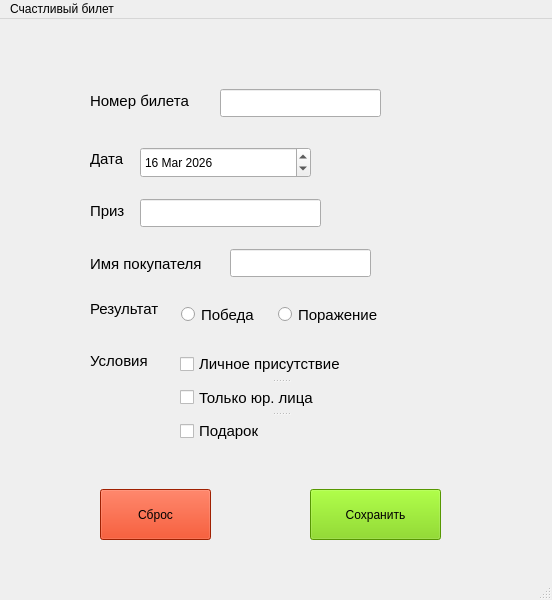
First picture: the form in L4/mainwindow.ui, repository MothlyJar/StudentLabs, before the edit.
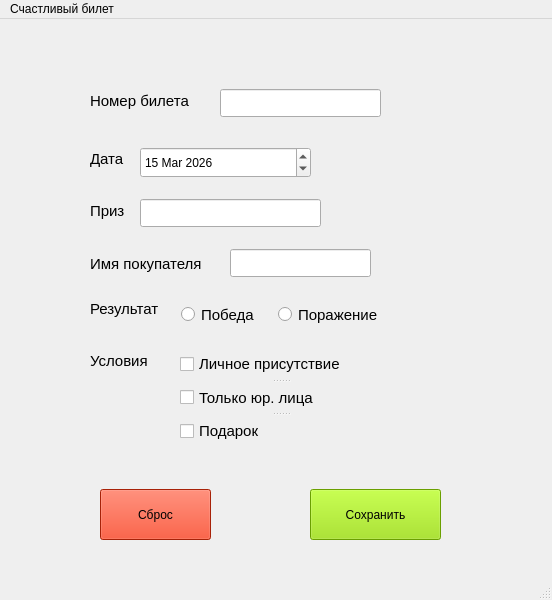
Second picture: the form after the edit.

What changed in the file:
```diff
--- a/L4/mainwindow.ui
+++ b/L4/mainwindow.ui
@@ -68,9 +68,9 @@
        <colorrole role="Button">
         <brush brushstyle="SolidPattern">
          <color alpha="255">
-          <red>222</red>
-          <green>46</green>
-          <blue>3</blue>
+          <red>234</red>
+          <green>48</green>
+          <blue>11</blue>
          </color>
         </brush>
        </colorrole>
@@ -140,18 +140,18 @@
        <colorrole role="Base">
         <brush brushstyle="SolidPattern">
          <color alpha="255">
-          <red>255</red>
-          <green>255</green>
-          <blue>255</blue>
+          <red>234</red>
+          <green>48</green>
+          <blue>11</blue>
          </color>
         </brush>
        </colorrole>
        <colorrole role="Window">
         <brush brushstyle="SolidPattern">
          <color alpha="255">
-          <red>222</red>
-          <green>46</green>
-          <blue>3</blue>
+          <red>234</red>
+          <green>48</green>
+          <blue>11</blue>
          </color>
         </brush>
        </colorrole>
@@ -164,6 +164,15 @@
          </color>
         </brush>
        </colorrole>
+       <colorrole role="Highlight">
+        <brush brushstyle="SolidPattern">
+         <color alpha="255">
+          <red>255</red>
+          <green>255</green>
+          <blue>255</blue>
+         </color>
+        </brush>
+       </colorrole>
        <colorrole role="AlternateBase">
         <brush brushstyle="SolidPattern">
          <color alpha="255">
@@ -223,9 +232,9 @@
        <colorrole role="Button">
         <brush brushstyle="SolidPattern">
          <color alpha="255">
-          <red>222</red>
-          <green>46</green>
-          <blue>3</blue>
+          <red>234</red>
+          <green>48</green>
+          <blue>11</blue>
          </color>
         </brush>
        </colorrole>
@@ -295,18 +304,18 @@
        <colorrole role="Base">
         <brush brushstyle="SolidPattern">
          <color alpha="255">
-          <red>255</red>
-          <green>255</green>
-          <blue>255</blue>
+          <red>234</red>
+          <green>48</green>
+          <blue>11</blue>
          </color>
         </brush>
        </colorrole>
        <colorrole role="Window">
         <brush brushstyle="SolidPattern">
          <color alpha="255">
-          <red>222</red>
-          <green>46</green>
-          <blue>3</blue>
+          <red>234</red>
+          <green>48</green>
+          <blue>11</blue>
          </color>
         </brush>
        </colorrole>
@@ -319,6 +328,15 @@
          </color>
         </brush>
        </colorrole>
+       <colorrole role="Highlight">
+        <brush brushstyle="SolidPattern">
+         <color alpha="255">
+          <red>255</red>
+          <green>255</green>
+          <blue>255</blue>
+         </color>
+        </brush>
+       </colorrole>
        <colorrole role="AlternateBase">
         <brush brushstyle="SolidPattern">
          <color alpha="255">
@@ -378,9 +396,9 @@
        <colorrole role="Button">
         <brush brushstyle="SolidPattern">
          <color alpha="255">
-          <red>222</red>
-          <green>46</green>
-          <blue>3</blue>
+          <red>234</red>
+          <green>48</green>
+          <blue>11</blue>
          </color>
         </brush>
        </colorrole>
@@ -450,18 +468,18 @@
        <colorrole role="Base">
         <brush brushstyle="SolidPattern">
          <color alpha="255">
-          <red>222</red>
-          <green>46</green>
-          <blue>3</blue>
+          <red>234</red>
+          <green>48</green>
+          <blue>11</blue>
          </color>
         </brush>
        </colorrole>
        <colorrole role="Window">
         <brush brushstyle="SolidPattern">
          <color alpha="255">
-          <red>222</red>
-          <green>46</green>
-          <blue>3</blue>
+          <red>234</red>
+          <green>48</green>
+          <blue>11</blue>
          </color>
         </brush>
        </colorrole>
@@ -474,6 +492,15 @@
          </color>
         </brush>
        </colorrole>
+       <colorrole role="Highlight">
+        <brush brushstyle="SolidPattern">
+         <color alpha="255">
+          <red>255</red>
+          <green>255</green>
+          <blue>255</blue>
+         </color>
+        </brush>
+       </colorrole>
        <colorrole role="AlternateBase">
         <brush brushstyle="SolidPattern">
          <color alpha="255">
@@ -522,6 +549,9 @@
       </disabled>
      </palette>
     </property>
+    <property name="styleSheet">
+     <string notr="true">background-color:rgb(234, 48, 11);</string>
+    </property>
     <property name="text">
      <string>Сброс</string>
     </property>
@@ -550,9 +580,9 @@
        <colorrole role="Button">
         <brush brushstyle="SolidPattern">
          <color alpha="255">
-          <red>120</red>
-          <green>211</green>
-          <blue>1</blue>
+          <red>149</red>
+          <green>223</green>
+          <blue>0</blue>
          </color>
         </brush>
        </colorrole>
@@ -577,9 +607,9 @@
        <colorrole role="Dark">
         <brush brushstyle="SolidPattern">
          <color alpha="255">
-          <red>60</red>
-          <green>105</green>
-          <blue>1</blue>
+          <red>34</red>
+          <green>85</green>
+          <blue>2</blue>
          </color>
         </brush>
        </colorrole>
@@ -622,18 +652,18 @@
        <colorrole role="Base">
         <brush brushstyle="SolidPattern">
          <color alpha="255">
-          <red>255</red>
-          <green>255</green>
-          <blue>255</blue>
+          <red>149</red>
+          <green>223</green>
+          <blue>0</blue>
          </color>
         </brush>
        </colorrole>
        <colorrole role="Window">
         <brush brushstyle="SolidPattern">
          <color alpha="255">
-          <red>120</red>
-          <green>211</green>
-          <blue>1</blue>
+          <red>149</red>
+          <green>223</green>
+          <blue>0</blue>
          </color>
         </brush>
        </colorrole>
@@ -705,9 +735,9 @@
        <colorrole role="Button">
         <brush brushstyle="SolidPattern">
          <color alpha="255">
-          <red>120</red>
-          <green>211</green>
-          <blue>1</blue>
+          <red>149</red>
+          <green>223</green>
+          <blue>0</blue>
          </color>
         </brush>
        </colorrole>
@@ -732,9 +762,9 @@
        <colorrole role="Dark">
         <brush brushstyle="SolidPattern">
          <color alpha="255">
-          <red>60</red>
-          <green>105</green>
-          <blue>1</blue>
+          <red>34</red>
+          <green>85</green>
+          <blue>2</blue>
          </color>
         </brush>
        </colorrole>
@@ -777,18 +807,18 @@
        <colorrole role="Base">
         <brush brushstyle="SolidPattern">
          <color alpha="255">
-          <red>255</red>
-          <green>255</green>
-          <blue>255</blue>
+          <red>149</red>
+          <green>223</green>
+          <blue>0</blue>
          </color>
         </brush>
        </colorrole>
        <colorrole role="Window">
         <brush brushstyle="SolidPattern">
          <color alpha="255">
-          <red>120</red>
-          <green>211</green>
-          <blue>1</blue>
+          <red>149</red>
+          <green>223</green>
+          <blue>0</blue>
          </color>
         </brush>
        </colorrole>
@@ -851,18 +881,18 @@
        <colorrole role="WindowText">
         <brush brushstyle="SolidPattern">
          <color alpha="255">
-          <red>60</red>
-          <green>105</green>
-          <blue>1</blue>
+          <red>34</red>
+          <green>85</green>
+          <blue>2</blue>
          </color>
         </brush>
        </colorrole>
        <colorrole role="Button">
         <brush brushstyle="SolidPattern">
          <color alpha="255">
-          <red>120</red>
-          <green>211</green>
-          <blue>1</blue>
+          <red>149</red>
+          <green>223</green>
+          <blue>0</blue>
          </color>
         </brush>
        </colorrole>
@@ -887,9 +917,9 @@
        <colorrole role="Dark">
         <brush brushstyle="SolidPattern">
          <color alpha="255">
-          <red>60</red>
-          <green>105</green>
-          <blue>1</blue>
+          <red>34</red>
+          <green>85</green>
+          <blue>2</blue>
          </color>
         </brush>
        </colorrole>
@@ -905,9 +935,9 @@
        <colorrole role="Text">
         <brush brushstyle="SolidPattern">
          <color alpha="255">
-          <red>60</red>
-          <green>105</green>
-          <blue>1</blue>
+          <red>34</red>
+          <green>85</green>
+          <blue>2</blue>
          </color>
         </brush>
        </colorrole>
@@ -923,27 +953,27 @@
        <colorrole role="ButtonText">
         <brush brushstyle="SolidPattern">
          <color alpha="255">
-          <red>60</red>
-          <green>105</green>
-          <blue>1</blue>
+          <red>34</red>
+          <green>85</green>
+          <blue>2</blue>
          </color>
         </brush>
        </colorrole>
        <colorrole role="Base">
         <brush brushstyle="SolidPattern">
          <color alpha="255">
-          <red>120</red>
-          <green>211</green>
-          <blue>1</blue>
+          <red>149</red>
+          <green>223</green>
+          <blue>0</blue>
          </color>
         </brush>
        </colorrole>
        <colorrole role="Window">
         <brush brushstyle="SolidPattern">
          <color alpha="255">
-          <red>120</red>
-          <green>211</green>
-          <blue>1</blue>
+          <red>149</red>
+          <green>223</green>
+          <blue>0</blue>
          </color>
         </brush>
        </colorrole>
@@ -1007,6 +1037,9 @@
     <property name="autoFillBackground">
      <bool>false</bool>
     </property>
+    <property name="styleSheet">
+     <string notr="true">background-color:rgb(149, 223, 0);</string>
+    </property>
     <property name="text">
      <string>Сохранить</string>
     </property>
@@ -1186,12 +1219,12 @@
     </property>
     <property name="dateTime">
      <datetime>
-      <hour>0</hour>
+      <hour>22</hour>
       <minute>0</minute>
       <second>0</second>
       <year>2026</year>
       <month>3</month>
-      <day>16</day>
+      <day>15</day>
      </datetime>
     </property>
    </widget>
```
